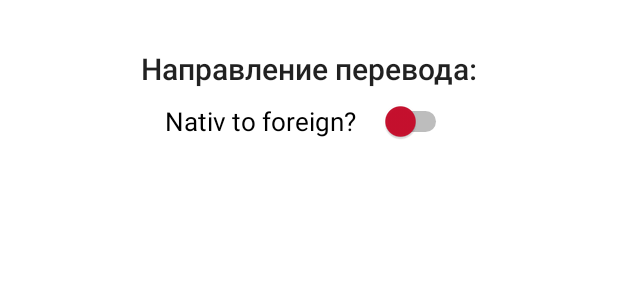
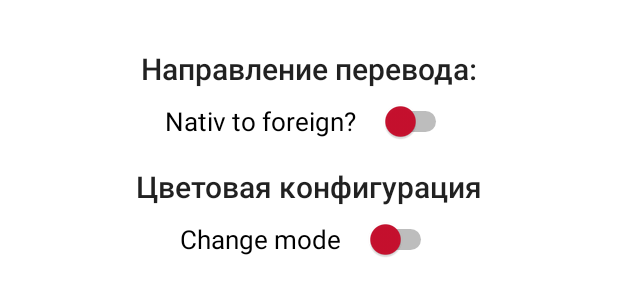
Before and after one commit to aleksej-rodionov/english-driller, an Android app: the layout settings_layout.xml on its own in the app's theme, with its tools: preview values and no code run, on a phone screen of 412 x 824 dp. Shown: the top 300 px of the screen. Run offline under Robolectric (Android 15) with nearby library versions, the phone set to English and light mode, and no system bars.

Commit message:
mode and multibackstack support

```diff
--- a/app/src/main/java/space/rodionov/englishdriller/ui/SettingsFragment.kt
+++ b/app/src/main/java/space/rodionov/englishdriller/ui/SettingsFragment.kt
@@ -30,6 +30,9 @@ class SettingsFragment : Fragment(R.layout.settings_layout) {
                 switchTranslationDirection.setOnCheckedChangeListener { switchBtn, isChecked ->
                     viewModel.saveTransDir(switchBtn.isChecked)
                 }
+                switchMode.setOnCheckedChangeListener { switchBtn, isChecked ->
+                    if (!isChecked) viewModel.saveMode(0) else viewModel.saveMode(1)
+                }
             }
         }
     }
--- a/app/src/main/res/layout/settings_layout.xml
+++ b/app/src/main/res/layout/settings_layout.xml
@@ -32,5 +32,25 @@
         android:textSize="17sp"
         android:thumbTint="@color/colorRed"/>
 
+    <TextView
+        android:id="@+id/tv_mode"
+        android:layout_width="wrap_content"
+        android:layout_height="wrap_content"
+        android:layout_gravity="center_horizontal"
+        android:layout_marginTop="16dp"
+        android:text="@string/mode"
+        android:textAppearance="@style/TextAppearance.AppCompat.Title" />
+
+    <Switch
+        android:id="@+id/switch_mode"
+        android:layout_width="wrap_content"
+        android:layout_height="wrap_content"
+        android:layout_gravity="center_horizontal"
+        android:layout_marginTop="8dp"
+        android:switchPadding="16dp"
+        tools:text="Change mode"
+        android:textSize="17sp"
+        android:thumbTint="@color/colorRed"/>
+
 
 </LinearLayout>
--- a/app/src/main/res/menu/bottom_nav_menu.xml
+++ b/app/src/main/res/menu/bottom_nav_menu.xml
@@ -4,7 +4,7 @@
     <item
         android:id="@+id/stack_driller"
         android:title="@string/driller"
-        android:icon="@drawable/ic_train"
+        android:icon="@drawable/ic_driller"
         />
 
     <item
--- a/app/src/main/res/values/attrs.xml
+++ b/app/src/main/res/values/attrs.xml
@@ -10,6 +10,7 @@
         <attr name="iconUnselected" format="color"/>
         <attr name="iconSelected" format="color"/>
         <attr name="text3" format="color"/>
+        <attr name="bottomNavBG" format="color"/>
     </declare-styleable>
 
 </resources>
--- a/app/src/main/res/values/colors.xml
+++ b/app/src/main/res/values/colors.xml
@@ -20,6 +20,7 @@
     <color name="colorRed">#C8102E</color>
     <color name="transparentBlue">#B3012169</color>
     <color name="transparentWhite">#80FFFFFF</color>
+    <color name="transparent">#00FFFFFF</color>
 
     <color name="white">#FFFFFFFF</color>
     <color name="green">#6a8759</color>
--- a/app/src/main/res/values/strings.xml
+++ b/app/src/main/res/values/strings.xml
@@ -89,7 +89,7 @@
     <string name="edit_word">Редактировать слово</string>
     <string name="undo">ВЕРНУТЬ</string>
     <string name="note_deleted">Слово удалено</string>
-
+    <string name="mode">Цветовая конфигурация</string>
 
 
 </resources>
--- a/app/src/main/res/values/themes.xml
+++ b/app/src/main/res/values/themes.xml
@@ -28,6 +28,7 @@
         <item name="iconUnselected">@color/colorBlue</item>
         <item name="iconSelected">@color/colorRed</item>
         <item name="text3">@color/transparentWhite</item>
+        <item name="bottomNavBG">@color/transparent</item>
     </style>
 
     <style name="NightTheme">
@@ -39,5 +40,6 @@
         <item name="iconUnselected">@color/moonBlue</item>
         <item name="iconSelected">@color/yellow</item>
         <item name="text3">@color/transparentWhite</item>
+        <item name="bottomNavBG">@color/transparentGrey</item>
     </style>
 </resources>
```
Also changed, not shown: app/src/main/java/space/rodionov/englishdriller/ui/MainActivity.kt (+62 -70 lines), app/src/main/java/space/rodionov/englishdriller/ui/SettingsViewModel.kt (+7 -1 lines), app/src/main/java/space/rodionov/englishdriller/util/ModeUtils.kt (+6 -1 lines), app/src/main/res/drawable/ic_driller.xml (renamed from app/src/main/res/drawable/ic_train.xml).
